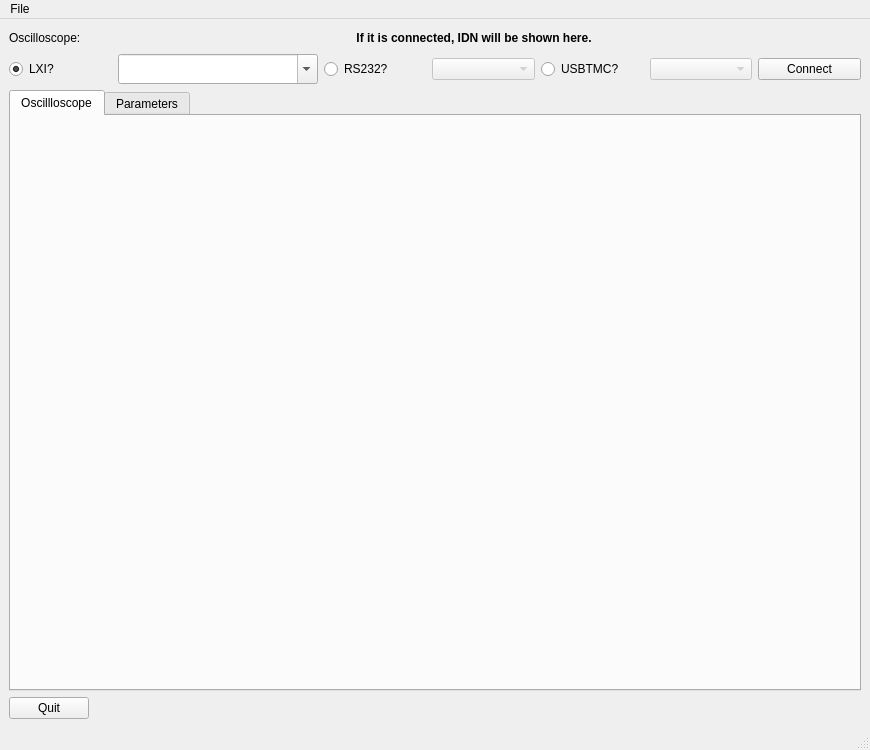
Before: the Qt Designer form GUI/LinOsc.ui in ISeeBugsEverywhere/LinuxOscilloscope, drawn with Qt 5.
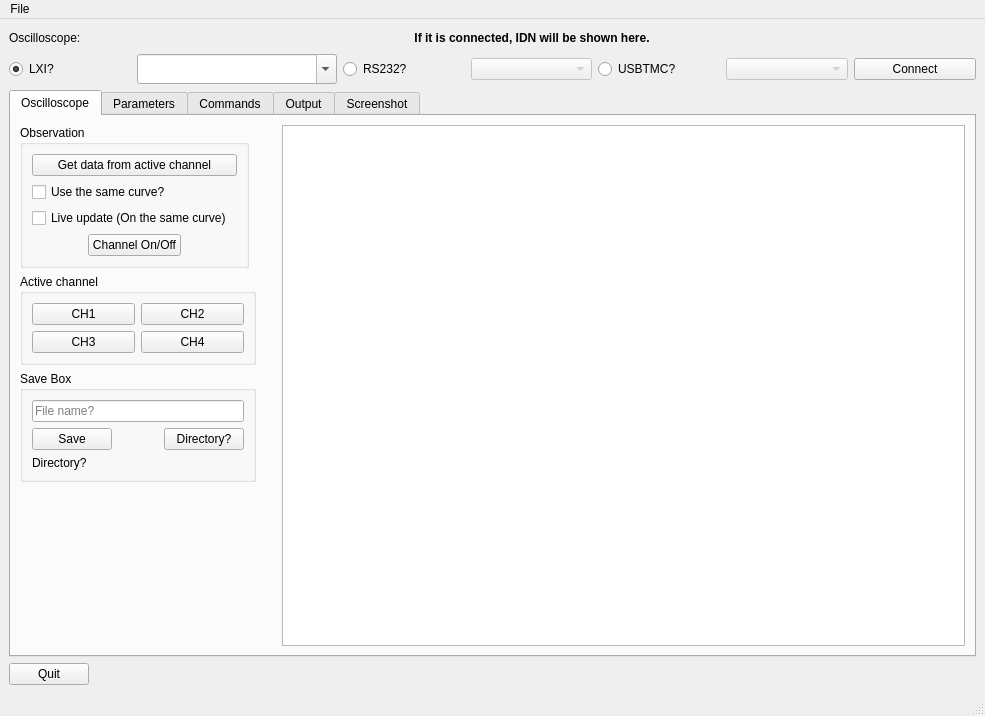
After: the same form once the commit is applied. Custom widgets are drawn as their Qt base class.

Diff of the .ui file:
```diff
--- a/GUI/LinOsc.ui
+++ b/GUI/LinOsc.ui
@@ -6,8 +6,8 @@
    <rect>
     <x>0</x>
     <y>0</y>
-    <width>870</width>
-    <height>750</height>
+    <width>985</width>
+    <height>716</height>
    </rect>
   </property>
   <property name="windowTitle">
@@ -134,18 +134,214 @@
       </property>
       <widget class="QWidget" name="oscilloscopeTab">
        <attribute name="title">
-        <string>Oscillloscope</string>
+        <string>Oscilloscope</string>
        </attribute>
-       <widget class="QWidget" name="oscillographPlot" native="true">
-        <property name="geometry">
-         <rect>
-          <x>260</x>
-          <y>20</y>
-          <width>541</width>
-          <height>351</height>
-         </rect>
-        </property>
-       </widget>
+       <layout class="QGridLayout" name="gridLayout_7">
+        <item row="0" column="0">
+         <layout class="QGridLayout" name="gridLayout_6">
+          <item row="0" column="0" colspan="2">
+           <widget class="QGroupBox" name="groupBox_2">
+            <property name="sizePolicy">
+             <sizepolicy hsizetype="Fixed" vsizetype="Fixed">
+              <horstretch>0</horstretch>
+              <verstretch>0</verstretch>
+             </sizepolicy>
+            </property>
+            <property name="title">
+             <string>Observation</string>
+            </property>
+            <layout class="QGridLayout" name="gridLayout_5">
+             <item row="0" column="0" colspan="3">
+              <widget class="QPushButton" name="get_data_btn">
+               <property name="text">
+                <string>Get data from active channel</string>
+               </property>
+              </widget>
+             </item>
+             <item row="1" column="0" colspan="3">
+              <widget class="QCheckBox" name="same_curve_box">
+               <property name="text">
+                <string>Use the same curve?</string>
+               </property>
+              </widget>
+             </item>
+             <item row="2" column="0" colspan="3">
+              <widget class="QCheckBox" name="live_update_box">
+               <property name="text">
+                <string>Live update (On the same curve)</string>
+               </property>
+              </widget>
+             </item>
+             <item row="3" column="0">
+              <spacer name="horizontalSpacer_5">
+               <property name="orientation">
+                <enum>Qt::Horizontal</enum>
+               </property>
+               <property name="sizeHint" stdset="0">
+                <size>
+                 <width>50</width>
+                 <height>20</height>
+                </size>
+               </property>
+              </spacer>
+             </item>
+             <item row="3" column="1">
+              <widget class="QPushButton" name="channel_open_btn">
+               <property name="text">
+                <string>Channel On/Off</string>
+               </property>
+              </widget>
+             </item>
+             <item row="3" column="2">
+              <spacer name="horizontalSpacer_6">
+               <property name="orientation">
+                <enum>Qt::Horizontal</enum>
+               </property>
+               <property name="sizeHint" stdset="0">
+                <size>
+                 <width>50</width>
+                 <height>20</height>
+                </size>
+               </property>
+              </spacer>
+             </item>
+            </layout>
+           </widget>
+          </item>
+          <item row="4" column="0" colspan="2">
+           <widget class="QGroupBox" name="groupBox">
+            <property name="sizePolicy">
+             <sizepolicy hsizetype="Fixed" vsizetype="Fixed">
+              <horstretch>0</horstretch>
+              <verstretch>0</verstretch>
+             </sizepolicy>
+            </property>
+            <property name="title">
+             <string>Save Box</string>
+            </property>
+            <layout class="QGridLayout" name="gridLayout_4">
+             <item row="0" column="0" colspan="3">
+              <widget class="QLineEdit" name="file_name_entry">
+               <property name="placeholderText">
+                <string>File name?</string>
+               </property>
+              </widget>
+             </item>
+             <item row="1" column="0">
+              <widget class="QPushButton" name="save_btn">
+               <property name="text">
+                <string>Save</string>
+               </property>
+              </widget>
+             </item>
+             <item row="1" column="1">
+              <spacer name="horizontalSpacer_4">
+               <property name="orientation">
+                <enum>Qt::Horizontal</enum>
+               </property>
+               <property name="sizeHint" stdset="0">
+                <size>
+                 <width>40</width>
+                 <height>20</height>
+                </size>
+               </property>
+              </spacer>
+             </item>
+             <item row="1" column="2">
+              <widget class="QPushButton" name="dir_btn">
+               <property name="text">
+                <string>Directory?</string>
+               </property>
+              </widget>
+             </item>
+             <item row="2" column="0" colspan="3">
+              <widget class="QLabel" name="dir_label">
+               <property name="text">
+                <string>Directory?</string>
+               </property>
+              </widget>
+             </item>
+            </layout>
+           </widget>
+          </item>
+          <item row="1" column="0" colspan="2">
+           <widget class="QGroupBox" name="channel_group_box">
+            <property name="sizePolicy">
+             <sizepolicy hsizetype="MinimumExpanding" vsizetype="Fixed">
+              <horstretch>0</horstretch>
+              <verstretch>0</verstretch>
+             </sizepolicy>
+            </property>
+            <property name="title">
+             <string>Active channel</string>
+            </property>
+            <layout class="QGridLayout" name="gridLayout_3">
+             <item row="0" column="0">
+              <widget class="QPushButton" name="ch1_btn">
+               <property name="text">
+                <string>CH1</string>
+               </property>
+              </widget>
+             </item>
+             <item row="0" column="1">
+              <widget class="QPushButton" name="ch2_btn">
+               <property name="text">
+                <string>CH2</string>
+               </property>
+              </widget>
+             </item>
+             <item row="1" column="0">
+              <widget class="QPushButton" name="ch3_btn">
+               <property name="text">
+                <string>CH3</string>
+               </property>
+              </widget>
+             </item>
+             <item row="1" column="1">
+              <widget class="QPushButton" name="ch4_btn">
+               <property name="text">
+                <string>CH4</string>
+               </property>
+              </widget>
+             </item>
+            </layout>
+           </widget>
+          </item>
+         </layout>
+        </item>
+        <item row="0" column="1">
+         <spacer name="horizontalSpacer_7">
+          <property name="orientation">
+           <enum>Qt::Horizontal</enum>
+          </property>
+          <property name="sizeType">
+           <enum>QSizePolicy::Fixed</enum>
+          </property>
+          <property name="sizeHint" stdset="0">
+           <size>
+            <width>20</width>
+            <height>20</height>
+           </size>
+          </property>
+         </spacer>
+        </item>
+        <item row="0" column="2" rowspan="2">
+         <widget class="PlotWidget" name="oscillographPlot"/>
+        </item>
+        <item row="1" column="0">
+         <spacer name="verticalSpacer_2">
+          <property name="orientation">
+           <enum>Qt::Vertical</enum>
+          </property>
+          <property name="sizeHint" stdset="0">
+           <size>
+            <width>20</width>
+            <height>13</height>
+           </size>
+          </property>
+         </spacer>
+        </item>
+       </layout>
       </widget>
       <widget class="QWidget" name="parametersTab">
        <attribute name="title">
@@ -183,6 +379,78 @@
         </item>
        </layout>
       </widget>
+      <widget class="QWidget" name="commandsTab">
+       <attribute name="title">
+        <string>Commands</string>
+       </attribute>
+      </widget>
+      <widget class="QWidget" name="infoTab">
+       <attribute name="title">
+        <string>Output</string>
+       </attribute>
+       <layout class="QGridLayout" name="gridLayout_8">
+        <item row="0" column="0">
+         <widget class="QPushButton" name="clear_btn">
+          <property name="text">
+           <string>Clear</string>
+          </property>
+         </widget>
+        </item>
+        <item row="0" column="1">
+         <spacer name="horizontalSpacer_9">
+          <property name="orientation">
+           <enum>Qt::Horizontal</enum>
+          </property>
+          <property name="sizeHint" stdset="0">
+           <size>
+            <width>857</width>
+            <height>20</height>
+           </size>
+          </property>
+         </spacer>
+        </item>
+        <item row="1" column="0" colspan="2">
+         <widget class="QTextEdit" name="infoText"/>
+        </item>
+       </layout>
+      </widget>
+      <widget class="QWidget" name="screeshotTab">
+       <attribute name="title">
+        <string>Screenshot</string>
+       </attribute>
+       <layout class="QGridLayout" name="gridLayout_9">
+        <item row="0" column="0">
+         <widget class="QPushButton" name="take_screenshot_btn">
+          <property name="text">
+           <string>Screenshot?</string>
+          </property>
+         </widget>
+        </item>
+        <item row="0" column="1">
+         <widget class="QPushButton" name="save_screenshot_btn">
+          <property name="text">
+           <string>Save</string>
+          </property>
+         </widget>
+        </item>
+        <item row="0" column="2">
+         <spacer name="horizontalSpacer_10">
+          <property name="orientation">
+           <enum>Qt::Horizontal</enum>
+          </property>
+          <property name="sizeHint" stdset="0">
+           <size>
+            <width>754</width>
+            <height>20</height>
+           </size>
+          </property>
+         </spacer>
+        </item>
+        <item row="1" column="0" colspan="3">
+         <widget class="QGraphicsView" name="screenshotView"/>
+        </item>
+       </layout>
+      </widget>
      </widget>
     </item>
     <item row="3" column="0">
@@ -212,8 +480,8 @@
     <rect>
      <x>0</x>
      <y>0</y>
-     <width>870</width>
-     <height>35</height>
+     <width>985</width>
+     <height>31</height>
     </rect>
    </property>
    <widget class="QMenu" name="menuFile">
@@ -238,6 +506,11 @@
    <header>GUI.serialPortWidget.serialPortWidget</header>
    <container>1</container>
   </customwidget>
+  <customwidget>
+   <class>PlotWidget</class>
+   <extends>QGraphicsView</extends>
+   <header>pyqtgraph</header>
+  </customwidget>
  </customwidgets>
  <resources/>
  <connections/>
```
Left out of the diff: 63 changed lines with no effect on the pictures.
